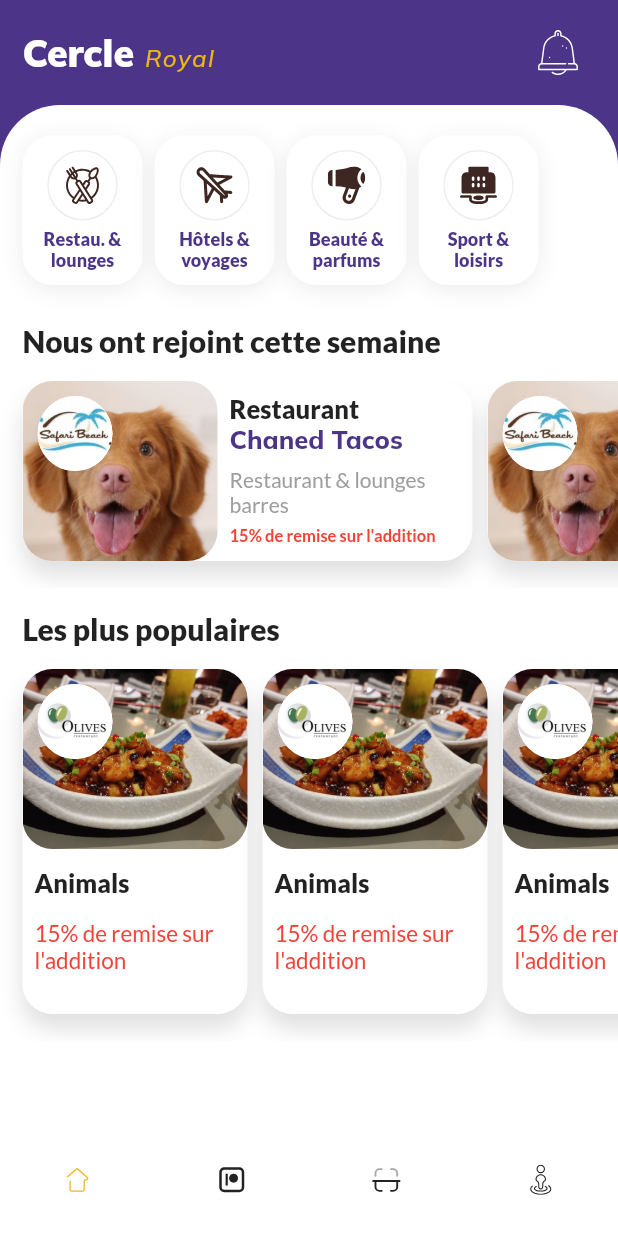
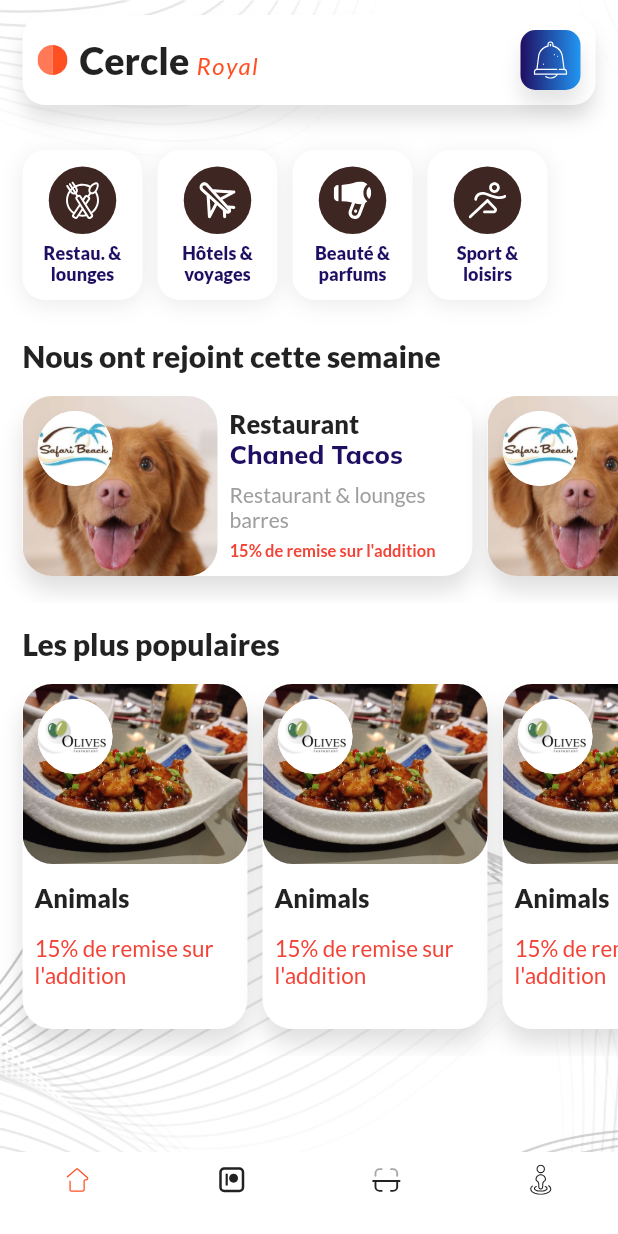
Before and after one commit to Delimond-eng/c.royal, a Flutter app: the screen it shows after launch, on a phone screen of 412 x 824 dp. Run offline on Flutter 3.47's test engine with Material 2 defaults, Android fonts, the phone set to English and light mode, and no system bars; our stand-ins replace flutter_svg, google_fonts.

Commit message:
new commit 21th jan. 2022

```diff
--- a/lib/main.dart
+++ b/lib/main.dart
@@ -14,7 +14,7 @@ class MyApp extends StatelessWidget {
   Widget build(BuildContext context) {
     return MaterialApp(
       debugShowCheckedModeBanner: false,
-      title: 'Flutter Demo',
+      title: 'Cercle royal',
       theme: ThemeData(
         primarySwatch: Colors.blue,
       ),
--- a/lib/models/category.dart
+++ b/lib/models/category.dart
@@ -17,7 +17,7 @@ List<Category> categories = [
       icon: "assets/svg/hairdryer-beauty-svgrepo-com.svg",
       title: "Beauté & parfums"),
   Category(
-    icon: "assets/svg/hotel-svgrepo-com.svg",
+    icon: "assets/svg/sport-svgrepo-com.svg",
     title: "Sport & loisirs",
   ),
 ];
--- a/lib/pages/home/home_page.dart
+++ b/lib/pages/home/home_page.dart
@@ -23,8 +23,14 @@ class _HomePageState extends State<HomePage> {
         child: Container(
           height: _size.height,
           width: _size.width,
+          decoration: const BoxDecoration(
+              image: DecorationImage(
+            image: AssetImage("assets/images/bg2.jpg"),
+            fit: BoxFit.cover,
+          )),
+          child: Container(
             decoration: BoxDecoration(
-            color: primaryColor,
+              color: Colors.white.withOpacity(.5),
             ),
             child: Column(
               children: [
@@ -34,21 +40,16 @@ class _HomePageState extends State<HomePage> {
             ),
           ),
         ),
+      ),
     );
   }
 
   Widget costumBody(Size _size) {
     return Expanded(
       child: Container(
+        width: _size.width,
+        child: SingleChildScrollView(
           padding: const EdgeInsets.only(top: 20.0),
-        width: _size.width,
-        decoration: const BoxDecoration(
-          borderRadius: BorderRadius.vertical(
-            top: Radius.circular(40.0),
-          ),
-          color: Colors.white,
-        ),
-        child: SingleChildScrollView(
           child: Column(
             mainAxisAlignment: MainAxisAlignment.start,
             crossAxisAlignment: CrossAxisAlignment.start,
@@ -132,27 +133,53 @@ class _HomePageState extends State<HomePage> {
 
   Widget costumHeader(Size _size) {
     return Container(
-      height: 70,
+      height: 60.0,
       width: _size.width,
-      padding: const EdgeInsets.symmetric(horizontal: 15.0),
+      margin: const EdgeInsets.symmetric(horizontal: 15.0, vertical: 10),
+      decoration: BoxDecoration(
+        color: Colors.white,
+        borderRadius: BorderRadius.circular(15.0),
+        boxShadow: [
+          BoxShadow(
+            color: Colors.grey.withOpacity(.3),
+            blurRadius: 10.0,
+            offset: const Offset(0, 10.0),
+          )
+        ],
+      ),
+      child: Padding(
+        padding: const EdgeInsets.symmetric(
+          horizontal: 10.0,
+          vertical: 8.0,
+        ),
         child: Row(
           mainAxisAlignment: MainAxisAlignment.spaceBetween,
           crossAxisAlignment: CrossAxisAlignment.center,
           children: [
+            Row(
+              children: [
+                SvgPicture.asset(
+                  "assets/svg/circle-svgrepo-com.svg",
+                  height: 20.0,
+                  width: 20.0,
+                ),
+                const SizedBox(
+                  width: 8.0,
+                ),
                 RichText(
                   text: TextSpan(
                     children: <TextSpan>[
                       TextSpan(
                         text: 'Cercle ',
-                  style: GoogleFonts.mulish(
-                    color: Colors.white,
+                        style: GoogleFonts.lato(
+                          color: Colors.black87,
                           fontWeight: FontWeight.w900,
                           fontSize: 25.0,
                         ),
                       ),
                       TextSpan(
                         text: 'Royal',
-                  style: GoogleFonts.mulish(
+                        style: GoogleFonts.lato(
                           fontWeight: FontWeight.w500,
                           color: accentColor,
                           letterSpacing: 1.0,
@@ -163,20 +190,39 @@ class _HomePageState extends State<HomePage> {
                     ],
                   ),
                 ),
+              ],
+            ),
             Container(
-            height: 50.0,
-            width: 50.0,
+              decoration: BoxDecoration(
+                gradient: LinearGradient(
+                  colors: [
+                    primaryColor,
+                    Colors.blue,
+                  ],
+                ),
+                borderRadius: BorderRadius.circular(10.0),
+                boxShadow: [
+                  BoxShadow(
+                    blurRadius: 10.0,
+                    color: Colors.black.withOpacity(.1),
+                    offset: const Offset(0, 10.0),
+                  )
+                ],
+              ),
+              height: 40.0,
+              width: 40.0,
               child: Center(
                 child: SvgPicture.asset(
                   "assets/svg/notification-svgrepo-com.svg",
                   color: Colors.white,
-                height: 30.0,
-                width: 30.0,
+                  height: 25.0,
+                  width: 25.0,
                 ),
               ),
             )
           ],
         ),
+      ),
     );
   }
 }
--- a/lib/settings/style.dart
+++ b/lib/settings/style.dart
@@ -1,5 +1,5 @@
 import 'package:flutter/material.dart';
 
-Color primaryColor = const Color(0xFF4c3589);
-Color secondaryColor = const Color(0xFFfdce00);
-Color accentColor = const Color(0xFFefb513);
+Color primaryColor = const Color(0xFF200e62);
+Color secondaryColor = const Color(0xFFed7932);
+Color accentColor = const Color(0xFFff5023);
--- a/lib/widgets/category_card.dart
+++ b/lib/widgets/category_card.dart
@@ -16,12 +16,12 @@ class CategoryCard extends StatelessWidget {
   @override
   Widget build(BuildContext context) {
     return Container(
-      margin: const EdgeInsets.only(right: 8.0),
+      margin: const EdgeInsets.only(right: 10.0),
       height: 100.0,
       width: 80.0,
       decoration: BoxDecoration(
         color: Colors.white,
-        borderRadius: BorderRadius.circular(20.0),
+        borderRadius: BorderRadius.circular(15.0),
         boxShadow: [
           BoxShadow(
             color: Colors.grey.withOpacity(.2),
@@ -31,10 +31,10 @@ class CategoryCard extends StatelessWidget {
         ],
       ),
       child: Material(
-        borderRadius: BorderRadius.circular(20.0),
+        borderRadius: BorderRadius.circular(15.0),
         color: Colors.transparent,
         child: InkWell(
-          borderRadius: BorderRadius.circular(20.0),
+          borderRadius: BorderRadius.circular(15.0),
           onTap: () {},
           child: Padding(
             padding: const EdgeInsets.all(5.0),
@@ -46,16 +46,22 @@ class CategoryCard extends StatelessWidget {
                   padding: const EdgeInsets.all(10.0),
                   decoration: BoxDecoration(
                     shape: BoxShape.circle,
-                    border: Border.all(
-                      width: 1.0,
-                      color: Colors.grey[200],
+                    gradient: LinearGradient(
+                      colors: [
+                        Colors
+                            .primaries[
+                                Random().nextInt(Colors.primaries.length)]
+                            .shade900,
+                        Colors
+                            .primaries[
+                                Random().nextInt(Colors.primaries.length)]
+                            .shade900,
+                      ],
                     ),
                   ),
                   child: SvgPicture.asset(
                     data.icon,
-                    color: Colors
-                        .primaries[Random().nextInt(Colors.primaries.length)]
-                        .shade900,
+                    color: Colors.white,
                     height: 25.0,
                     width: 25.0,
                   ),
```
Also changed, not shown: assets/images/bg1.jpg (added), assets/images/bg2.jpg (added), assets/images/bg3.jpg (added), assets/svg/circle-svgrepo-com.svg (added), assets/svg/royal.svg (added), assets/svg/sport-svgrepo-com.svg (added), 1 other file. Lines whose indentation alone changed are shown as unchanged.
